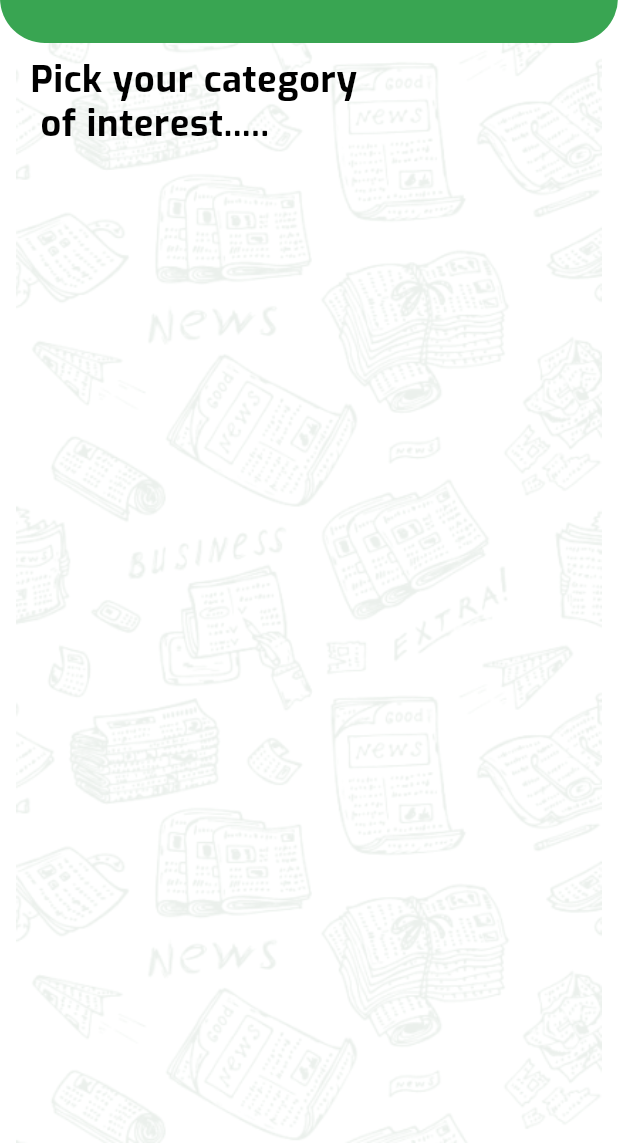
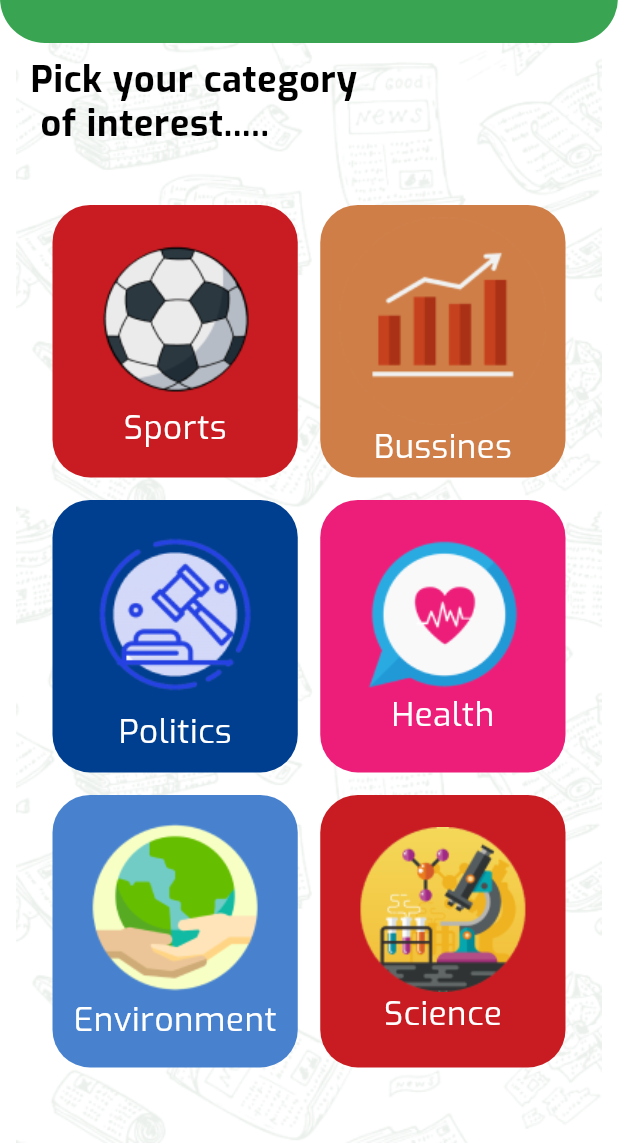
Before and after one commit to Mohamed20186/newss_app, a Flutter app: the screen it shows after launch, on a phone screen of 412 x 824 dp, the part 93-1236 px from its top. Run offline on Flutter 3.47's test engine with Material 3 defaults, Android fonts, the phone set to English and light mode, and no system bars.

Commit message:
add category_item_widget.dart

```diff
--- a/lib/features/home/pages/home_view.dart
+++ b/lib/features/home/pages/home_view.dart
@@ -1,10 +1,49 @@
 import 'package:flutter/material.dart';
 import 'package:http/http.dart' as http;
 import 'package:news_app/core/theme/color_palette.dart';
+import 'package:news_app/features/home/widgets/category_item_widget.dart';
+import 'package:news_app/models/category_data.dart';
 
 class HomeView extends StatelessWidget {
-  const HomeView({super.key});
-
+  HomeView({super.key});
+  List<CategoryData> categoryDataList = [
+    CategoryData(
+      categoryId: 'sports',
+      categoryName: 'Sports',
+      categoryIcon: 'assets/icons/sports.png',
+      categoryBackGroundColor: ColorPalette.customRed,
+    ),
+    CategoryData(
+      categoryId: 'bussines',
+      categoryName: 'Bussines',
+      categoryIcon: 'assets/icons/bussines.png',
+      categoryBackGroundColor: ColorPalette.customBrown,
+    ),
+    CategoryData(
+      categoryId: 'politics',
+      categoryName: 'Politics',
+      categoryIcon: 'assets/icons/Politics.png',
+      categoryBackGroundColor: ColorPalette.customBlue,
+    ),
+    CategoryData(
+      categoryId: 'health',
+      categoryName: 'Health',
+      categoryIcon: 'assets/icons/health.png',
+      categoryBackGroundColor: ColorPalette.customPink,
+    ),
+    CategoryData(
+      categoryId: 'environment',
+      categoryName: 'Environment',
+      categoryIcon: 'assets/icons/environment.png',
+      categoryBackGroundColor: ColorPalette.customLightBlue,
+    ),
+    CategoryData(
+      categoryId: 'science',
+      categoryName: 'Science',
+      categoryIcon: 'assets/icons/science.png',
+      categoryBackGroundColor: ColorPalette.customRed,
+    ),
+  ];
   @override
   Widget build(BuildContext context) {
     var theme = Theme.of(context);
@@ -25,8 +64,9 @@ class HomeView extends StatelessWidget {
             style: theme.textTheme.titleMedium,
           ),
         ),
-        drawer: Drawer(),
+        drawer: const Drawer(),
         body: Column(
+          crossAxisAlignment: CrossAxisAlignment.start,
           children: [
             Padding(
               padding: const EdgeInsets.symmetric(horizontal: 20, vertical: 10),
@@ -36,6 +76,21 @@ class HomeView extends StatelessWidget {
                     .copyWith(color: Colors.black, height: 1.2),
               ),
             ),
+            Expanded(
+              child: GridView.builder(
+                gridDelegate: const SliverGridDelegateWithFixedCrossAxisCount(
+                    crossAxisCount: 2,
+                    mainAxisSpacing: 15,
+                    crossAxisSpacing: 15,
+                    childAspectRatio: 0.90),
+                padding:
+                    const EdgeInsets.symmetric(horizontal: 35, vertical: 30),
+                itemCount: categoryDataList.length,
+                itemBuilder: (context, index) => CategoryItemWidget(
+                  categoryData: categoryDataList[index],
+                ),
+              ),
+            )
           ],
         ),
       ),
--- /dev/null
+++ b/lib/features/home/widgets/category_item_widget.dart
@@ -0,0 +1,33 @@
+import 'package:flutter/material.dart';
+import 'package:news_app/models/category_data.dart';
+
+class CategoryItemWidget extends StatelessWidget {
+  const CategoryItemWidget({super.key, required this.categoryData});
+  final CategoryData categoryData;
+  @override
+  Widget build(BuildContext context) {
+    var theme = Theme.of(context);
+    return Container(
+      padding: EdgeInsets.all(8),
+      decoration: BoxDecoration(
+        color: categoryData.categoryBackGroundColor,
+        borderRadius: BorderRadius.only(
+          bottomLeft: Radius.circular(25),
+          bottomRight: Radius.circular(25),
+          topLeft: Radius.circular(25),
+          topRight: Radius.circular(25),
+        ),
+      ),
+      child: Column(
+        mainAxisAlignment: MainAxisAlignment.center,
+        children: [
+          Image.asset(categoryData.categoryIcon),
+          Text(
+            categoryData.categoryName,
+            style: theme.textTheme.bodySmall,
+          ),
+        ],
+      ),
+    );
+  }
+}
--- a/lib/models/category_data.dart
+++ b/lib/models/category_data.dart
@@ -1,8 +1,10 @@
+import 'package:flutter/material.dart';
+
 class CategoryData {
   final String categoryId;
   final String categoryName;
   final String categoryIcon;
-  final String categoryBackGroundColor;
+  final Color categoryBackGroundColor;
 
   CategoryData(
       {required this.categoryId,
```
